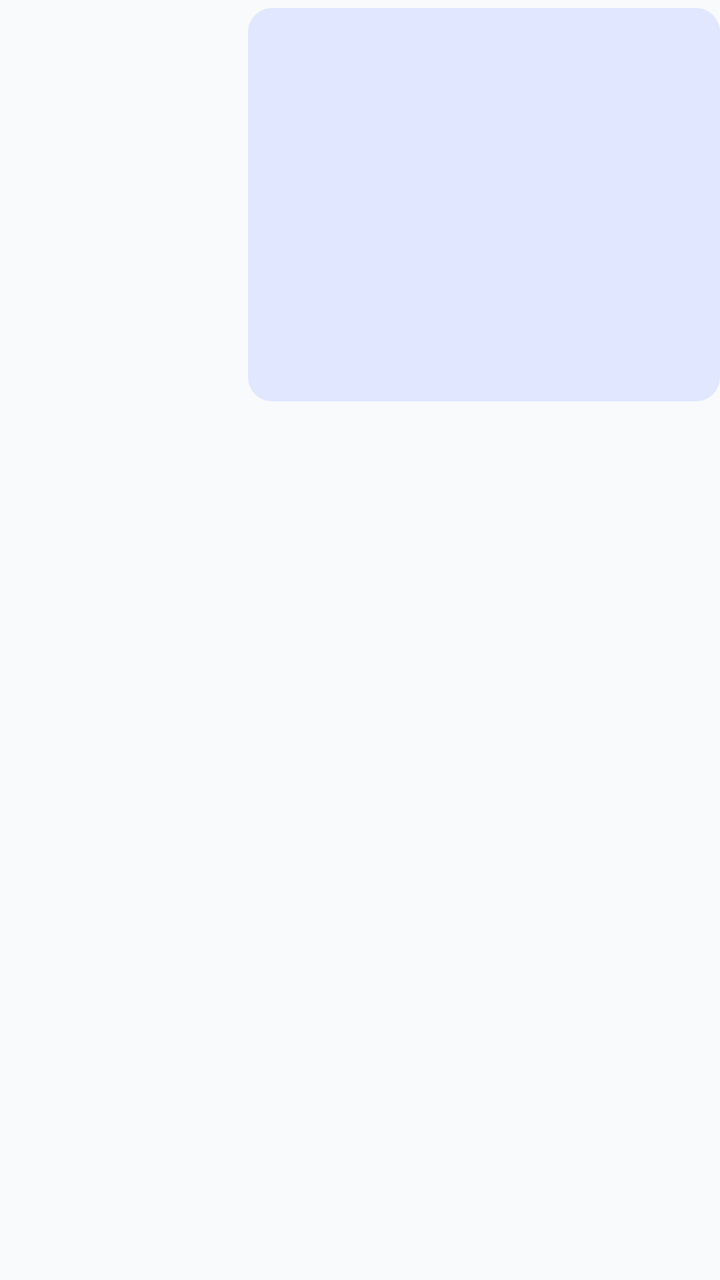
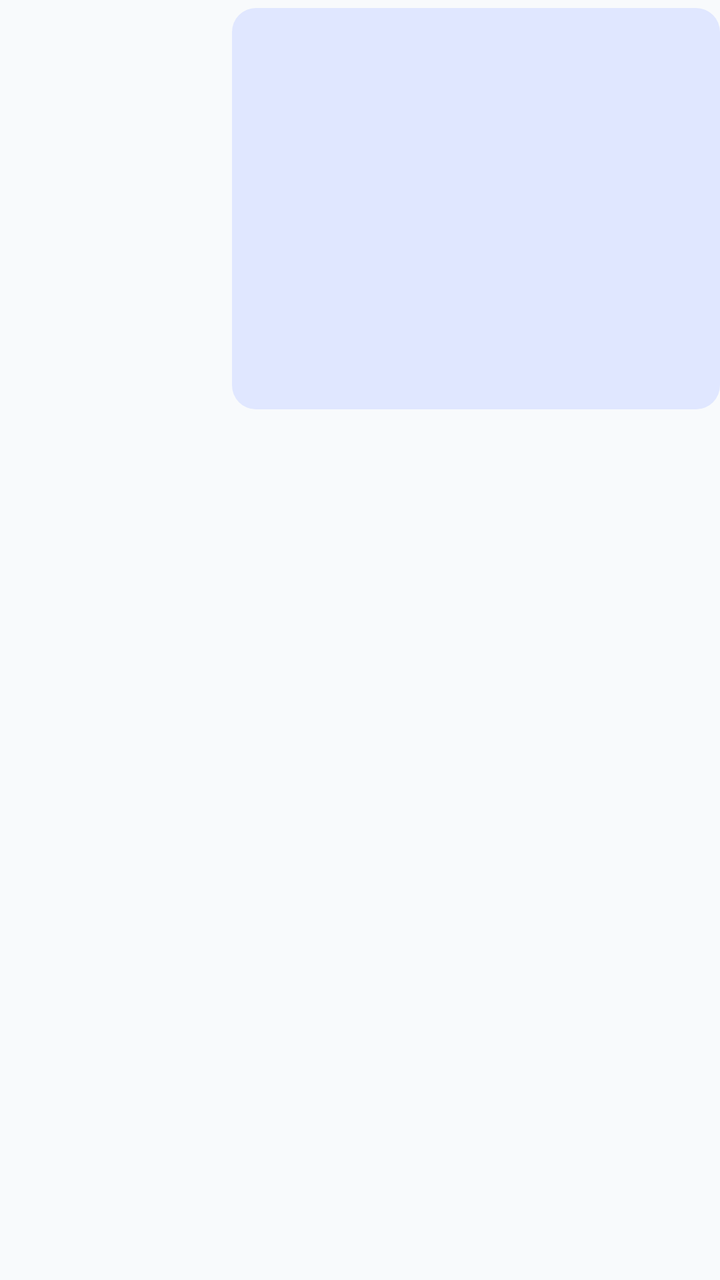

Compare the two renders of this Android layout. The source of the first and the diff that turns it into the second are given below.
<!-- AndroidManifest.xml: application theme Theme.NexaChat -->
<!-- res/layout/item_message_image_outgoing.xml -->
<?xml version="1.0" encoding="utf-8"?>
<androidx.constraintlayout.widget.ConstraintLayout xmlns:android="http://schemas.android.com/apk/res/android"
    xmlns:app="http://schemas.android.com/apk/res-auto"
    android:layout_width="match_parent"
    android:layout_height="wrap_content"
    android:paddingVertical="@dimen/space_xs">
    <LinearLayout
        android:id="@+id/bubbleContainer"
        android:layout_width="wrap_content"
        android:layout_height="wrap_content"
        android:background="@drawable/bg_message_bubble"
        android:backgroundTint="@color/bubble_mine"
        android:maxWidth="@dimen/bubble_max_width"
        android:orientation="vertical"
        android:padding="@dimen/space_sm"
        app:layout_constraintEnd_toEndOf="parent"
        app:layout_constraintHorizontal_bias="1"
        app:layout_constraintStart_toStartOf="parent"
        app:layout_constraintTop_toTopOf="parent">
        <TextView android:id="@+id/senderName" android:layout_width="wrap_content" android:layout_height="wrap_content" android:textAppearance="?attr/textAppearanceLabelSmall" android:visibility="gone"/>
        <include android:id="@+id/replyQuote" layout="@layout/include_message_reply_quote" android:visibility="gone"/>
        <TextView android:id="@+id/messageBody" android:layout_width="wrap_content" android:layout_height="wrap_content" android:textAppearance="?attr/textAppearanceBodyMedium" android:visibility="gone"/>
        <ImageView android:id="@+id/messageImage" android:layout_width="220dp" android:layout_height="160dp" android:contentDescription="@string/cd_open_attachment" android:scaleType="centerCrop" android:visibility="visible"/>
        <ImageButton android:id="@+id/playButton" android:layout_width="@dimen/min_touch_target" android:layout_height="@dimen/min_touch_target" android:contentDescription="@string/cd_open_attachment" android:src="@drawable/ic_play_arrow" android:visibility="gone"/>
        <TextView android:id="@+id/fileName" android:layout_width="wrap_content" android:layout_height="wrap_content" android:drawableStart="@drawable/ic_description" android:gravity="center_vertical" android:visibility="gone"/>
        <TextView android:id="@+id/systemLabel" android:layout_width="wrap_content" android:layout_height="wrap_content" android:textAppearance="?attr/textAppearanceBodySmall" android:textColor="?attr/colorOnSurfaceVariant" android:visibility="gone"/>
        <include android:id="@+id/bubbleMeta" layout="@layout/include_message_bubble_meta"/>
        <include android:id="@+id/reactionsRow" layout="@layout/include_message_reactions_row"/>
    </LinearLayout>
</androidx.constraintlayout.widget.ConstraintLayout>
<!-- res/layout/include_message_reply_quote.xml (included above) -->
<?xml version="1.0" encoding="utf-8"?>
<LinearLayout xmlns:android="http://schemas.android.com/apk/res/android"
    android:layout_width="match_parent"
    android:layout_height="wrap_content"
    android:background="@drawable/bg_reply_quote"
    android:orientation="vertical"
    android:padding="@dimen/space_xs">
    <TextView android:id="@+id/replyAuthor" android:layout_width="wrap_content" android:layout_height="wrap_content" android:textAppearance="?attr/textAppearanceLabelSmall" android:textColor="?attr/colorPrimary"/>
    <TextView android:id="@+id/replySnippet" android:layout_width="wrap_content" android:layout_height="wrap_content" android:ellipsize="end" android:maxLines="2" android:textAppearance="?attr/textAppearanceBodySmall"/>
</LinearLayout>
<!-- res/layout/include_message_bubble_meta.xml (included above) -->
<?xml version="1.0" encoding="utf-8"?>
<LinearLayout xmlns:android="http://schemas.android.com/apk/res/android"
    android:id="@+id/bubbleMetaRow"
    android:layout_width="wrap_content"
    android:layout_height="wrap_content"
    android:layout_gravity="end"
    android:layout_marginTop="2dp"
    android:gravity="center_vertical"
    android:orientation="horizontal">

    <TextView
        android:id="@+id/editedLabel"
        android:layout_width="wrap_content"
        android:layout_height="wrap_content"
        android:layout_marginEnd="@dimen/space_xs"
        android:textAppearance="?attr/textAppearanceLabelSmall"
        android:textColor="?attr/colorOnSurfaceVariant"
        android:textStyle="italic"
        android:visibility="gone" />

    <TextView
        android:id="@+id/timeLabel"
        android:layout_width="wrap_content"
        android:layout_height="wrap_content"
        android:textAppearance="?attr/textAppearanceLabelSmall"
        android:textColor="?attr/colorOnSurfaceVariant" />

    <ProgressBar
        android:id="@+id/sendingProgress"
        style="?android:attr/progressBarStyleSmall"
        android:layout_width="14dp"
        android:layout_height="14dp"
        android:layout_marginStart="@dimen/space_xs"
        android:visibility="gone" />

    <ImageView
        android:id="@+id/deliveryIcon"
        android:layout_width="14dp"
        android:layout_height="14dp"
        android:layout_marginStart="@dimen/space_xs"
        android:contentDescription="@string/cd_delivered"
        android:visibility="gone" />

    <TextView
        android:id="@+id/deliveryStatusText"
        android:layout_width="wrap_content"
        android:layout_height="wrap_content"
        android:layout_marginStart="@dimen/space_xs"
        android:textAppearance="?attr/textAppearanceLabelSmall"
        android:visibility="gone" />
</LinearLayout>
<!-- res/layout/include_message_reactions_row.xml (included above) -->
<?xml version="1.0" encoding="utf-8"?>
<com.google.android.material.chip.ChipGroup xmlns:android="http://schemas.android.com/apk/res/android"
    xmlns:app="http://schemas.android.com/apk/res-auto"
    android:id="@+id/reactionChipGroup"
    android:layout_width="wrap_content"
    android:layout_height="wrap_content"
    android:layout_marginTop="@dimen/space_xs"
    app:singleLine="true" />
<!-- resources referenced by this layout -->
<resources>
  <color name="bubble_mine">@color/brand_indigo_container</color>
  <dimen name="bubble_max_width">280dp</dimen>
  <dimen name="min_touch_target">48dp</dimen>
  <dimen name="space_sm">8dp</dimen>
  <dimen name="space_xs">4dp</dimen>
  <string name="cd_delivered">Delivered</string>
  <string name="cd_open_attachment">Open attachment</string>
  <style name="Theme.NexaChat" parent="Theme.NexaChat.Views" />
  <color name="brand_indigo_container">#FFE0E7FF</color>
  <dimen name="corner_md">12dp</dimen>
  <dimen name="corner_sm">8dp</dimen>
  <color name="colorPrimary">@color/brand_indigo</color>
  <color name="colorOnPrimary">#FFFFFFFF</color>
  <color name="colorPrimaryContainer">@color/brand_indigo_container</color>
  <color name="colorOnPrimaryContainer">@color/brand_on_indigo_container</color>
  <color name="colorSecondary">@color/slate_secondary</color>
  <color name="colorOnSecondary">#FFFFFFFF</color>
  <color name="colorSecondaryContainer">@color/slate_secondary_container</color>
  <color name="colorOnSecondaryContainer">@color/slate_on_secondary_container</color>
  <color name="colorTertiary">@color/tertiary_sky</color>
  <color name="colorOnTertiary">#FFFFFFFF</color>
  <color name="colorTertiaryContainer">@color/tertiary_sky_container</color>
  <color name="colorOnTertiaryContainer">@color/tertiary_on_sky_container</color>
  <color name="colorError">@color/error_red</color>
  <color name="colorOnError">#FFFFFFFF</color>
  <color name="colorErrorContainer">@color/error_container_light</color>
  <color name="colorOnErrorContainer">@color/on_error_container_light</color>
  <color name="colorBackground">@color/background_light</color>
  <color name="colorOnBackground">@color/text_primary_light</color>
  <color name="colorSurface">@color/surface_light</color>
  <color name="colorOnSurface">@color/text_primary_light</color>
  <color name="colorSurfaceVariant">@color/surface_variant_light</color>
  <color name="colorOnSurfaceVariant">@color/text_secondary_light</color>
  <color name="colorOutline">@color/slate_border</color>
  <color name="colorOutlineVariant">@color/slate_divider</color>
  <style name="TextAppearance.NexaChat.TitleLarge" parent="TextAppearance.Material3.TitleLarge" />
  <style name="TextAppearance.NexaChat.TitleSmall" parent="TextAppearance.Material3.TitleSmall" />
  <style name="TextAppearance.NexaChat.BodyLarge" parent="TextAppearance.Material3.BodyLarge" />
  <style name="TextAppearance.NexaChat.BodyMedium" parent="TextAppearance.Material3.BodyMedium" />
  <style name="TextAppearance.NexaChat.BodySmall" parent="TextAppearance.Material3.BodySmall" />
  <style name="TextAppearance.NexaChat.LabelLarge" parent="TextAppearance.Material3.LabelLarge" />
  <style name="TextAppearance.NexaChat.LabelMedium" parent="TextAppearance.Material3.LabelMedium" />
  <style name="TextAppearance.NexaChat.LabelSmall" parent="TextAppearance.Material3.LabelSmall" />
  <color name="brand_indigo">#FF4F46E5</color>
  <color name="brand_on_indigo_container">#FF1E1B4B</color>
  <color name="slate_secondary">#FF505F76</color>
  <color name="slate_secondary_container">#FFD0E1FB</color>
  <color name="slate_on_secondary_container">#FF1D283A</color>
  <color name="tertiary_sky">#FF0EA5E9</color>
  <color name="tertiary_sky_container">#FFBAE6FD</color>
  <color name="tertiary_on_sky_container">#FF0369A1</color>
  <color name="error_red">#FFBA1A1A</color>
  <color name="error_container_light">#FFFFDAD6</color>
  <color name="on_error_container_light">#FF93000A</color>
  <color name="background_light">#FFF8FAFC</color>
  <color name="text_primary_light">#FF0F172A</color>
  <color name="surface_light">#FFF8FAFC</color>
  <color name="surface_variant_light">#FFE0E3E5</color>
  <color name="text_secondary_light">#FF64748B</color>
  <color name="slate_border">#FFCBD5E1</color>
  <color name="slate_divider">#FFE2E8F0</color>
  <dimen name="corner_lg">16dp</dimen>
  <!-- unchanged entries left out for length: 13 -->
</resources>

<!-- the commit's change to res/layout/item_message_image_outgoing.xml (unified diff, before → after) -->
@@ -12,17 +12,17 @@
         android:backgroundTint="@color/bubble_mine"
         android:maxWidth="@dimen/bubble_max_width"
         android:orientation="vertical"
-        android:padding="@dimen/space_sm"
+        android:paddingHorizontal="12dp" android:paddingVertical="10dp"
         app:layout_constraintEnd_toEndOf="parent"
         app:layout_constraintHorizontal_bias="1"
         app:layout_constraintStart_toStartOf="parent"
         app:layout_constraintTop_toTopOf="parent">
-        <TextView android:id="@+id/senderName" android:layout_width="wrap_content" android:layout_height="wrap_content" android:textAppearance="?attr/textAppearanceLabelSmall" android:visibility="gone"/>
+        <TextView android:id="@+id/senderName" android:layout_width="wrap_content" android:layout_height="wrap_content" android:textAppearance="?attr/textAppearanceLabelSmall" android:textColor="?attr/colorOnPrimaryContainer" android:textStyle="bold" android:visibility="gone"/>
         <include android:id="@+id/replyQuote" layout="@layout/include_message_reply_quote" android:visibility="gone"/>
-        <TextView android:id="@+id/messageBody" android:layout_width="wrap_content" android:layout_height="wrap_content" android:textAppearance="?attr/textAppearanceBodyMedium" android:visibility="gone"/>
+        <TextView android:id="@+id/messageBody" android:layout_width="wrap_content" android:layout_height="wrap_content" android:textAppearance="?attr/textAppearanceBodyMedium" android:textColor="?attr/colorOnPrimaryContainer" android:visibility="gone"/>
         <ImageView android:id="@+id/messageImage" android:layout_width="220dp" android:layout_height="160dp" android:contentDescription="@string/cd_open_attachment" android:scaleType="centerCrop" android:visibility="visible"/>
-        <ImageButton android:id="@+id/playButton" android:layout_width="@dimen/min_touch_target" android:layout_height="@dimen/min_touch_target" android:contentDescription="@string/cd_open_attachment" android:src="@drawable/ic_play_arrow" android:visibility="gone"/>
-        <TextView android:id="@+id/fileName" android:layout_width="wrap_content" android:layout_height="wrap_content" android:drawableStart="@drawable/ic_description" android:gravity="center_vertical" android:visibility="gone"/>
+        <ImageButton android:id="@+id/playButton" android:layout_width="@dimen/min_touch_target" android:layout_height="@dimen/min_touch_target" android:background="?attr/selectableItemBackgroundBorderless" android:contentDescription="@string/cd_open_attachment" android:src="@drawable/ic_play_arrow" android:tint="?attr/colorOnPrimaryContainer" android:visibility="gone"/>
+        <TextView android:id="@+id/fileName" android:layout_width="wrap_content" android:layout_height="wrap_content" android:drawableStart="@drawable/ic_description" android:drawablePadding="10dp" android:drawableTint="?attr/colorOnPrimaryContainer" android:gravity="center_vertical" android:textAppearance="?attr/textAppearanceBodyMedium" android:textColor="?attr/colorOnPrimaryContainer" android:visibility="gone"/>
         <TextView android:id="@+id/systemLabel" android:layout_width="wrap_content" android:layout_height="wrap_content" android:textAppearance="?attr/textAppearanceBodySmall" android:textColor="?attr/colorOnSurfaceVariant" android:visibility="gone"/>
         <include android:id="@+id/bubbleMeta" layout="@layout/include_message_bubble_meta"/>
         <include android:id="@+id/reactionsRow" layout="@layout/include_message_reactions_row"/>
<!-- resource entries referenced after the edit -->
@@ -3,7 +3,6 @@
   <color name="bubble_mine">@color/brand_indigo_container</color>
   <dimen name="bubble_max_width">280dp</dimen>
   <dimen name="min_touch_target">48dp</dimen>
-  <dimen name="space_sm">8dp</dimen>
   <dimen name="space_xs">4dp</dimen>
   <string name="cd_delivered">Delivered</string>
   <string name="cd_open_attachment">Open attachment</string>
